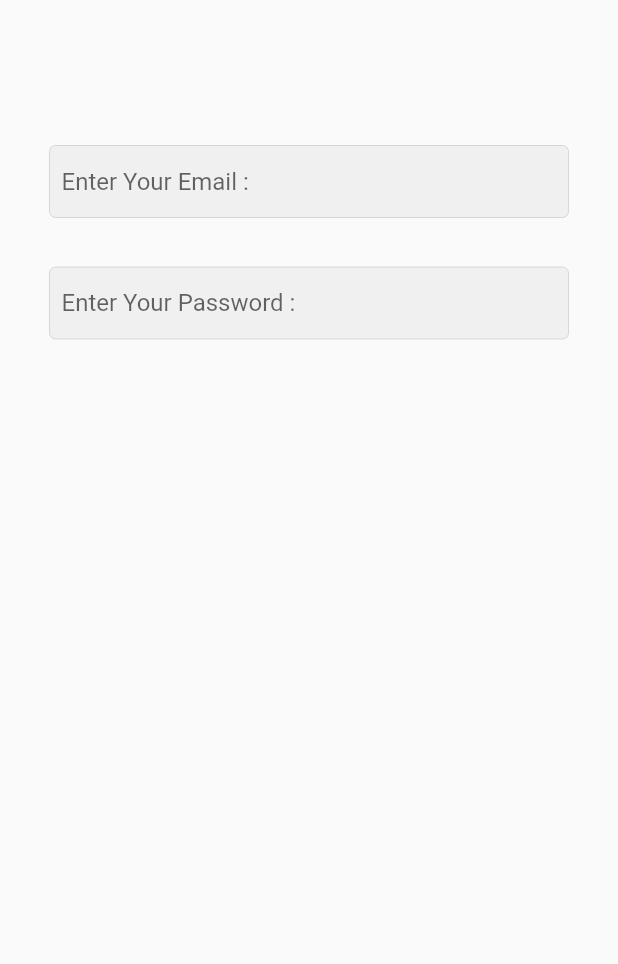
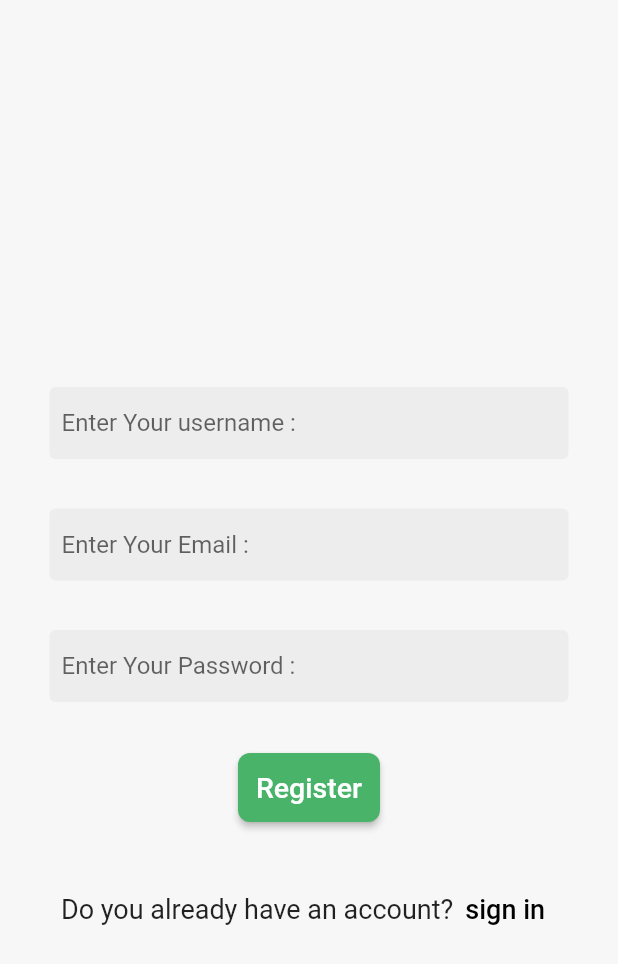
Before and after one commit to mohamedmostfa2000/E-commerce, a Flutter app: the screen it shows after launch, on a phone screen of 412 x 824 dp. Shown: the top 964 px of the screen. Run offline on Flutter 3.47's test engine with Material 2 defaults, Android fonts, the phone set to English and light mode, and no system bars.

Commit message:
Mohamed Mostfa - creating the login and sign up screens

```diff
--- a/lib/main.dart
+++ b/lib/main.dart
@@ -1,4 +1,5 @@
 import 'package:e_commerce/pages/login.dart';
+import 'package:e_commerce/pages/register.dart';
 import 'package:flutter/material.dart';
 
 void main() {
@@ -12,7 +13,7 @@ class MyApp extends StatelessWidget {
   Widget build(BuildContext context) {
     return const MaterialApp(
       debugShowCheckedModeBanner: false,
-      home: Login(),
+      home: Register(),
     );
   }
 }
--- a/lib/pages/login.dart
+++ b/lib/pages/login.dart
@@ -1,4 +1,6 @@
-import 'package:e_commerce/shared/custom_txtfield.dart';
+import 'package:e_commerce/pages/register.dart';
+import 'package:e_commerce/shared/colors.dart';
+import 'package:e_commerce/shared/constants.dart';
 import 'package:flutter/material.dart';
 
 class Login extends StatelessWidget {
@@ -6,29 +8,72 @@ class Login extends StatelessWidget {
 
   @override
   Widget build(BuildContext context) {
-    return Scaffold(
+    return SafeArea(
+      child: Scaffold(
+        backgroundColor: Color.fromARGB(255, 247, 247, 247),
         body: Center(
           child: Padding(
             padding: const EdgeInsets.all(33.0),
             child: Column(
-            children: const [
-              SizedBox(
+              mainAxisAlignment: MainAxisAlignment.center,
+              children: [
+                const SizedBox(
                   height: 64,
                 ),
-              MyTextField(
-                textInputType: TextInputType.emailAddress,
-                isPassword: false,
-                hinttext: "Enter Your Email : ",
-              ),
-              SizedBox(
+                TextField(
+                    keyboardType: TextInputType.emailAddress,
+                    obscureText: false,
+                    decoration: decorationTextfield.copyWith(
+                      hintText: "Enter Your Email : ",
+                    )),
+                const SizedBox(
                   height: 33,
                 ),
-              MyTextField(
-                textInputType: TextInputType.text,
-                isPassword: true,
-                hinttext: "Enter Your Password : ",
+                TextField(
+                    keyboardType: TextInputType.text,
+                    obscureText: true,
+                    decoration: decorationTextfield.copyWith(
+                      hintText: "Enter Your Password : ",
+                    )),
+                const SizedBox(
+                  height: 33,
                 ),
+                ElevatedButton(
+                  onPressed: () {},
+                  child: const Text(
+                    "Sign in",
+                    style: TextStyle(fontSize: 19),
+                  ),
+                  style: ButtonStyle(
+                    backgroundColor: MaterialStateProperty.all(BTNgreen),
+                    padding: MaterialStateProperty.all(EdgeInsets.all(12)),
+                    shape: MaterialStateProperty.all(RoundedRectangleBorder(
+                        borderRadius: BorderRadius.circular(8))),
+                  ),
+                ),
+                const SizedBox(
+                  height: 33,
+                ),
+                Row(
+                  mainAxisAlignment: MainAxisAlignment.center,
+                  children: [
+                    const Text("Do not have an account?",
+                        style: TextStyle(fontSize: 18)),
+                    TextButton(
+                        onPressed: () {
+                          Navigator.pushReplacement(
+                            context,
+                            MaterialPageRoute(
+                                builder: (context) => const Register()),
+                          );
+                        },
+                        child: Text('sign up',
+                            style:
+                                TextStyle(color: Colors.black, fontSize: 18))),
                   ],
+                )
+              ],
+            ),
           ),
         ),
       ),
--- /dev/null
+++ b/lib/pages/register.dart
@@ -0,0 +1,93 @@
+import 'package:flutter/material.dart';
+import 'package:e_commerce/pages/login.dart';
+import 'package:e_commerce/shared/colors.dart';
+import 'package:e_commerce/shared/constants.dart';
+
+class Register extends StatelessWidget {
+  const Register({Key? key}) : super(key: key);
+
+  @override
+  Widget build(BuildContext context) {
+    return SafeArea(
+      child: Scaffold(
+        backgroundColor: Color.fromARGB(255, 247, 247, 247),
+        body: Center(
+          child: Padding(
+            padding: const EdgeInsets.all(33.0),
+            child: SingleChildScrollView(
+              child: Column(
+                mainAxisAlignment: MainAxisAlignment.center,
+                children: [
+                  const SizedBox(
+                    height: 64,
+                  ),
+                  TextField(
+                      keyboardType: TextInputType.text,
+                      obscureText: false,
+                      decoration: decorationTextfield.copyWith(
+                        hintText: "Enter Your username : ",
+                      )),
+                  const SizedBox(
+                    height: 33,
+                  ),
+                  TextField(
+                      keyboardType: TextInputType.emailAddress,
+                      obscureText: false,
+                      decoration: decorationTextfield.copyWith(
+                        hintText: "Enter Your Email : ",
+                      )),
+                  const SizedBox(
+                    height: 33,
+                  ),
+                  TextField(
+                      keyboardType: TextInputType.text,
+                      obscureText: true,
+                      decoration: decorationTextfield.copyWith(
+                        hintText: "Enter Your Password : ",
+                      )),
+                  const SizedBox(
+                    height: 33,
+                  ),
+                  ElevatedButton(
+                    onPressed: () {},
+                    style: ButtonStyle(
+                      backgroundColor: MaterialStateProperty.all(BTNgreen),
+                      padding: MaterialStateProperty.all(EdgeInsets.all(12)),
+                      shape: MaterialStateProperty.all(RoundedRectangleBorder(
+                          borderRadius: BorderRadius.circular(8))),
+                    ),
+                    child: const Text(
+                      "Register",
+                      style: TextStyle(fontSize: 19),
+                    ),
+                  ),
+                  const SizedBox(
+                    height: 33,
+                  ),
+                  Row(
+                    mainAxisAlignment: MainAxisAlignment.center,
+                    children: [
+                      const Text("Do you already have an account?",
+                          style: TextStyle(fontSize: 18)),
+                      TextButton(
+                          onPressed: () {
+                            Navigator.pushReplacement(
+                              context,
+                              MaterialPageRoute(
+                                  builder: (context) => const Login()),
+                            );
+                          },
+                          child: const Text('sign in',
+                              style: TextStyle(
+                                  color: Colors.black, fontSize: 18))),
+                    ],
+                  )
+                ],
+              ),
+            ),
+          ),
+        ),
+      ),
+    );
+  }
+}
--- /dev/null
+++ b/lib/shared/colors.dart
@@ -0,0 +1,5 @@
+import 'package:flutter/material.dart';
+
+const BTNpink = Color.fromARGB(255, 241, 39, 100);
+const BTNgreen = Color.fromARGB(255, 73, 179, 105);
+const appbarGreen = Color.fromARGB(255, 76, 141, 95);
--- /dev/null
+++ b/lib/shared/constants.dart
@@ -0,0 +1,16 @@
+import 'package:flutter/material.dart';
+
+const decorationTextfield = InputDecoration(
+  // To delete borders
+  enabledBorder: OutlineInputBorder(
+    borderSide: BorderSide.none,
+  ),
+  focusedBorder: OutlineInputBorder(
+    borderSide: BorderSide(
+      color: Colors.grey,
+    ),
+  ),
+  // fillColor: Colors.red,
+  filled: true,
+  contentPadding: EdgeInsets.all(8),
+);
```
Lines whose indentation alone changed are shown as unchanged.
